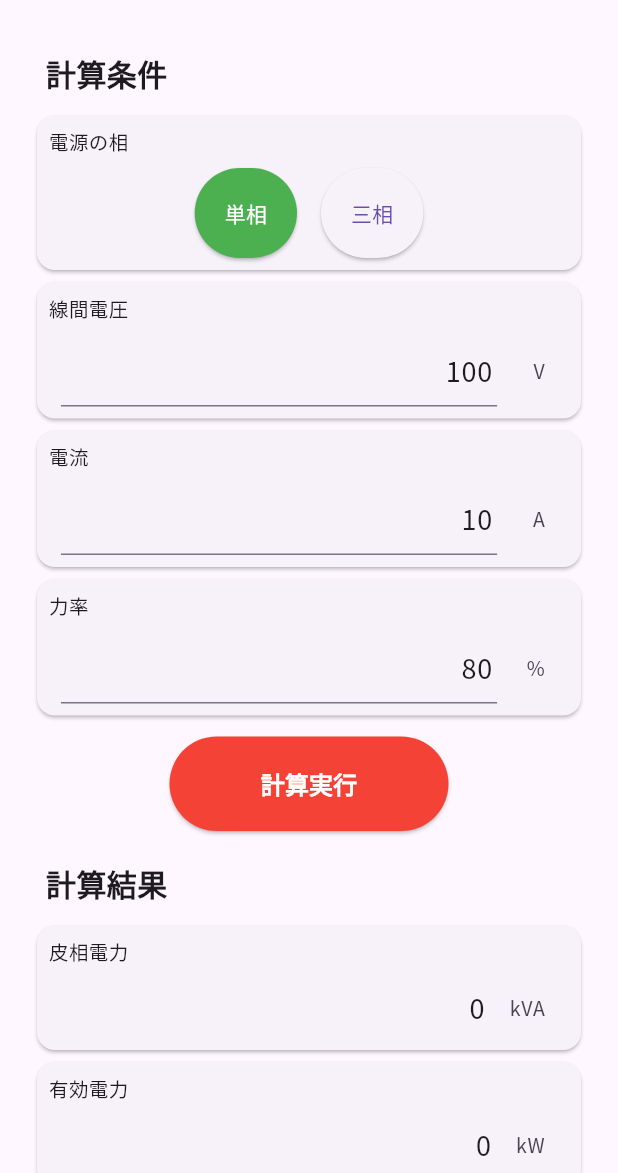
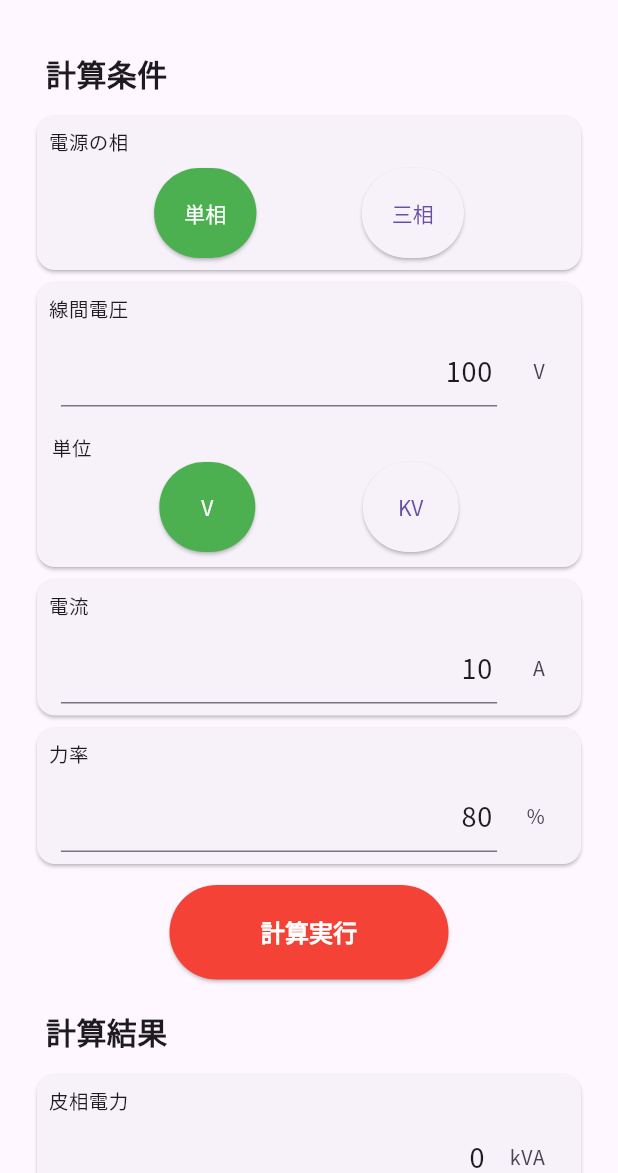
Before and after one commit to snova301/elec_calculator, a Flutter app: the CalcElecPowerPage screen opened directly, on a phone screen of 412 x 824 dp, the part 63-1236 px from its top. Run offline on Flutter 3.47's test engine with Material 2 defaults, Android fonts, the phone set to English and light mode, and no system bars; our stand-ins replace firebase_core, firebase_crashlytics, flutter_riverpod, freezed_annotation, google_mobile_ads, shared_preferences; accounts and stored records are empty; generated files the repository leaves out were written again.

Commit message:
add volt unit changing

```diff
--- a/lib/src/view/calc_elec_power_page.dart
+++ b/lib/src/view/calc_elec_power_page.dart
@@ -56,9 +56,11 @@ class CalcElecPowerPageState extends ConsumerState<CalcElecPowerPage> {
             /// 電圧入力
             InputTextCard(
               title: '線間電圧',
-              unit: 'V',
+              unit: ref.watch(elecPowerProvider).voltUnit!,
+              // unit: 'V',
               message: '整数のみ',
               controller: ref.watch(elecPowerTxtCtrVoltProvider),
+              isVoltUnit: true,
             ),
 
             /// 電流値入力
--- a/lib/src/view/calc_page.dart
+++ b/lib/src/view/calc_page.dart
@@ -1,4 +1,5 @@
 import 'package:elec_facility_calc/src/model/data_class.dart';
+import 'package:elec_facility_calc/src/viewmodel/calc_elec_power_state.dart';
 import 'package:flutter/material.dart';
 import 'package:flutter/services.dart';
 import 'package:flutter_riverpod/flutter_riverpod.dart';
@@ -56,56 +57,50 @@ class CalcPhaseSelectCard extends ConsumerWidget {
           ),
 
           /// 単相 or 三相の選択row
-          Row(
-            mainAxisAlignment: MainAxisAlignment.center,
-            children: <Widget>[
-              /// 単相
-              Container(
-                margin: const EdgeInsets.all(8),
-                child: ElevatedButton(
+          Container(
+            margin: const EdgeInsets.all(8),
+            child: Row(
+              mainAxisAlignment: MainAxisAlignment.spaceEvenly,
+              children: <Widget>[
+                /// 単相
+                ElevatedButton(
                   onPressed: () {
-                    onPressedFunc(PhaseNameEnum.single.phase);
+                    onPressedFunc(PhaseNameEnum.single.str);
                   },
                   style: ButtonStyle(
                     backgroundColor: MaterialStateProperty.all(
-                        phase == PhaseNameEnum.single.phase
+                        phase == PhaseNameEnum.single.str
                             ? Colors.green
                             : null),
                     foregroundColor: MaterialStateProperty.all(
-                        phase == PhaseNameEnum.single.phase
+                        phase == PhaseNameEnum.single.str
                             ? Colors.white
                             : null),
                     padding:
                         MaterialStateProperty.all(const EdgeInsets.all(20)),
                   ),
-                  child: Text(PhaseNameEnum.single.phase),
+                  child: Text(PhaseNameEnum.single.str),
                 ),
-              ),
 
-              /// 三相
-              Container(
-                margin: const EdgeInsets.all(8),
-                child: ElevatedButton(
+                /// 三相
+
+                ElevatedButton(
                   onPressed: () {
-                    onPressedFunc(PhaseNameEnum.three.phase);
+                    onPressedFunc(PhaseNameEnum.three.str);
                   },
                   style: ButtonStyle(
                     backgroundColor: MaterialStateProperty.all(
-                        phase == PhaseNameEnum.three.phase
-                            ? Colors.green
-                            : null),
+                        phase == PhaseNameEnum.three.str ? Colors.green : null),
                     foregroundColor: MaterialStateProperty.all(
-                        phase == PhaseNameEnum.three.phase
-                            ? Colors.white
-                            : null),
+                        phase == PhaseNameEnum.three.str ? Colors.white : null),
                     padding:
                         MaterialStateProperty.all(const EdgeInsets.all(20.0)),
                   ),
-                  child: Text(PhaseNameEnum.three.phase),
+                  child: Text(PhaseNameEnum.three.str),
                 ),
-              ),
-            ],
-          )
+              ],
+            ),
+          ),
         ],
       ),
     );
@@ -118,6 +113,7 @@ class InputTextCard extends ConsumerWidget {
   final String unit; // 単位
   final String message; // tooltip用メッセージ
   final TextEditingController controller; // TextEditingController
+  final bool? isVoltUnit; // 電圧の単位のbool
 
   const InputTextCard({
     Key? key,
@@ -125,6 +121,7 @@ class InputTextCard extends ConsumerWidget {
     required this.unit,
     required this.message,
     required this.controller,
+    this.isVoltUnit = false,
   }) : super(key: key);
 
   @override
@@ -169,6 +166,80 @@ class InputTextCard extends ConsumerWidget {
               ),
             ),
           ),
+
+          /// 電圧の単位選択
+          isVoltUnit!
+              ? Container(
+                  padding: const EdgeInsets.all(10),
+                  child: Column(
+                    crossAxisAlignment: CrossAxisAlignment.start,
+                    children: [
+                      /// 文字
+                      const Text(
+                        '単位',
+                        style: TextStyle(
+                          fontSize: 13,
+                        ),
+                      ),
+
+                      /// 選択用ボタン
+                      Row(
+                        mainAxisAlignment: MainAxisAlignment.spaceEvenly,
+                        children: [
+                          /// 単位v
+                          /// 単位が選択されていたら緑に反転
+                          ElevatedButton(
+                            onPressed: () {
+                              ref
+                                  .read(elecPowerProvider.notifier)
+                                  .updateVoltUnit(VoltUnitEnum.v.str);
+                            },
+                            style: ButtonStyle(
+                              backgroundColor: MaterialStateProperty.all(
+                                  ref.read(elecPowerProvider).voltUnit ==
+                                          VoltUnitEnum.v.str
+                                      ? Colors.green
+                                      : null),
+                              foregroundColor: MaterialStateProperty.all(
+                                  ref.read(elecPowerProvider).voltUnit ==
+                                          VoltUnitEnum.v.str
+                                      ? Colors.white
+                                      : null),
+                              padding: MaterialStateProperty.all(
+                                  const EdgeInsets.all(20)),
+                            ),
+                            child: Text(VoltUnitEnum.v.str),
+                          ),
+
+                          /// 単位kV
+                          /// 単位が選択されていたら緑に反転
+                          ElevatedButton(
+                            onPressed: () {
+                              ref
+                                  .read(elecPowerProvider.notifier)
+                                  .updateVoltUnit(VoltUnitEnum.kv.str);
+                            },
+                            style: ButtonStyle(
+                              backgroundColor: MaterialStateProperty.all(
+                                  ref.read(elecPowerProvider).voltUnit ==
+                                          VoltUnitEnum.kv.str
+                                      ? Colors.green
+                                      : null),
+                              foregroundColor: MaterialStateProperty.all(
+                                  ref.read(elecPowerProvider).voltUnit ==
+                                          VoltUnitEnum.kv.str
+                                      ? Colors.white
+                                      : null),
+                              padding: MaterialStateProperty.all(
+                                  const EdgeInsets.all(20)),
+                            ),
+                            child: Text(VoltUnitEnum.kv.str),
+                          ),
+                        ],
+                      ),
+                    ],
+                  ))
+              : Container(),
         ],
       ),
     );
--- a/lib/src/view/wiring_list_page.dart
+++ b/lib/src/view/wiring_list_page.dart
@@ -29,7 +29,7 @@ class WiringListPageState extends ConsumerState<WiringListPage> {
     // final screenWidth = mediaQueryData.size.width;
 
     /// 項目の最大数
-    const maxNum = 10;
+    const maxNum = 50;
 
     /// shared_prefのデータ保存用非同期providerの読み込み
     ref.watch(wiringListSPSetProvider);
--- a/lib/src/viewmodel/calc_cable_design_state.dart
+++ b/lib/src/viewmodel/calc_cable_design_state.dart
@@ -11,8 +11,8 @@ final cableDesignProvider =
 });
 
 /// 初期値
-const _initData = CableDesignData(
-  phase: '単相',
+var _initData = CableDesignData(
+  phase: PhaseNameEnum.single.str,
   cableType: '600V CV-2C',
   elecOut: '1500',
   volt: '200',
```
Also changed, not shown: lib/src/model/data_class.dart (+19 -17 lines), lib/src/viewmodel/calc_elec_power_state.dart (+25 -7 lines).
